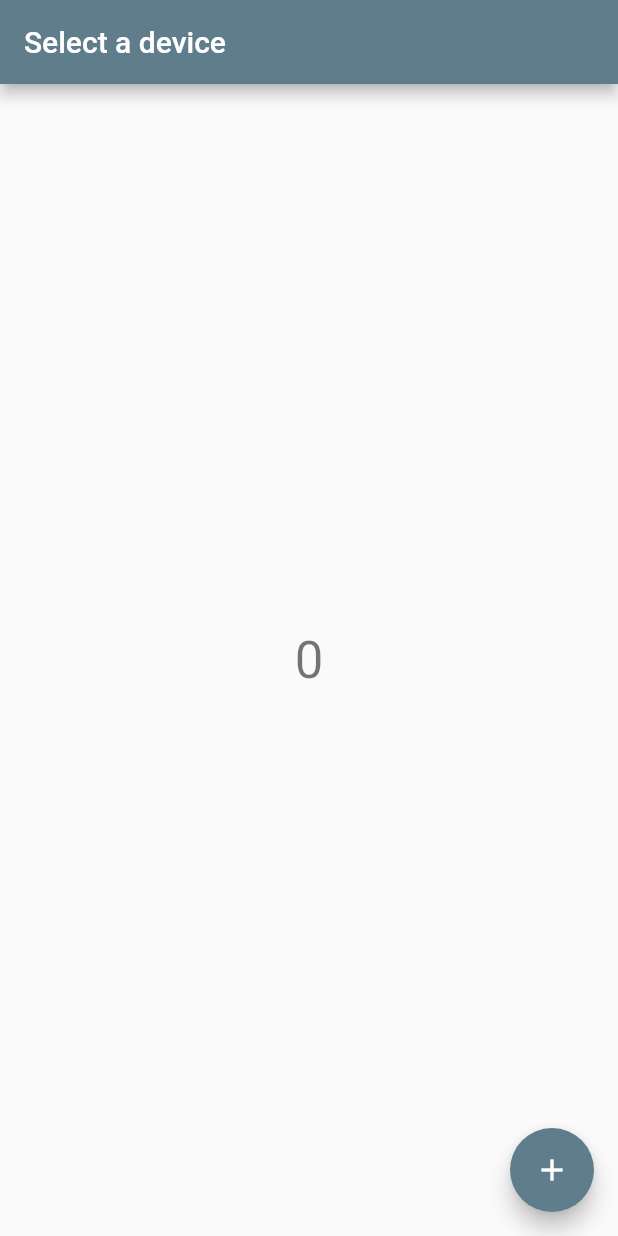
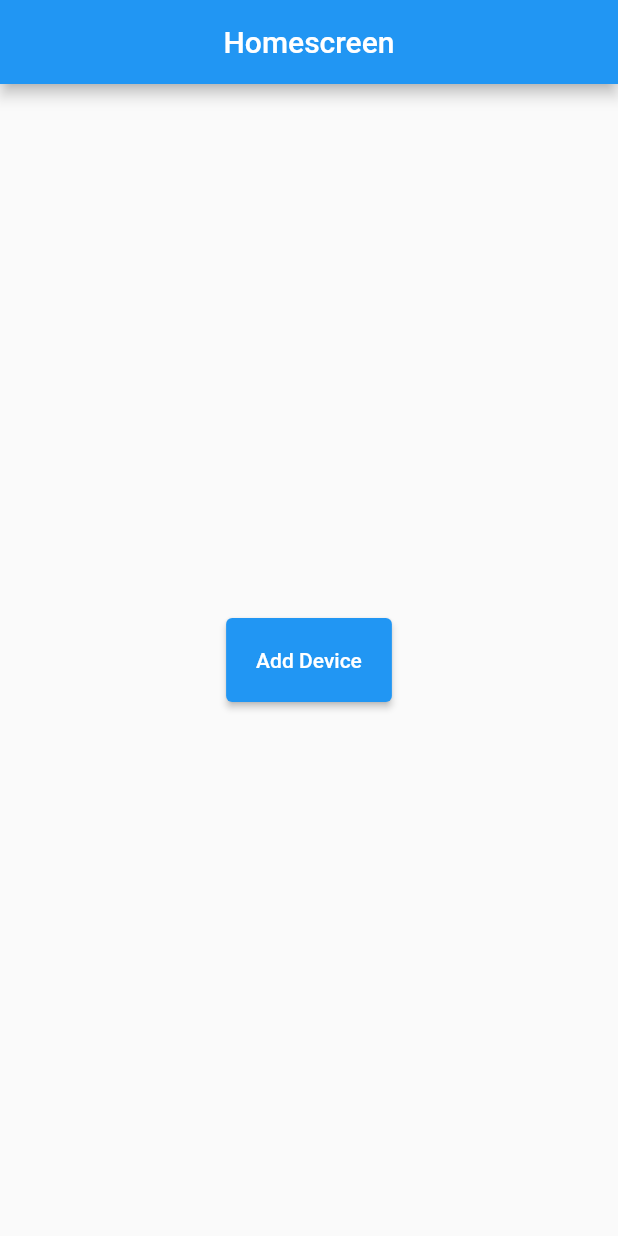
Before and after one commit to mauricego/MLED, a Flutter app: the screen it shows after launch, on a phone screen of 412 x 824 dp. Run offline on Flutter 3.47's test engine with Material 2 defaults, Android fonts, the phone set to English and light mode, and no system bars; our stand-ins replace flutter_blue, permission_handler.

Commit message:
feat: bluetooth connection and sending data and receiving data works

```diff
--- a/lib/main.dart
+++ b/lib/main.dart
@@ -1,4 +1,7 @@
 import 'package:flutter/material.dart';
+import 'package:mled/screens/bluetooth.dart';
+import 'package:mled/screens/home_screen.dart';
+
 
 void main() {
   runApp(const MyApp());
@@ -7,58 +10,8 @@ void main() {
 class MyApp extends StatelessWidget {
   const MyApp({Key? key}) : super(key: key);
 
-  // This widget is the root of your application.
   @override
-  Widget build(BuildContext context) {
-    return MaterialApp(
-      title: 'Flutter Demo',
-      theme: ThemeData(
-        primarySwatch: Colors.blueGrey,
-      ),
-      home: const MyHomePage(title: 'Select a device'),
-    );
-  }
+  Widget build(BuildContext context) => const MaterialApp(
+    home: HomeScreen(),
+  );
 }
-
-class MyHomePage extends StatefulWidget {
-  const MyHomePage({Key? key, required this.title}) : super(key: key);
-  final String title;
-
-  @override
-  State<MyHomePage> createState() => _MyHomePageState();
-}
-
-class _MyHomePageState extends State<MyHomePage> {
-  int _counter = 0;
-
-  void _incrementCounter() {
-    setState(() {
-      _counter++;
-    });
-  }
-
-  @override
-  Widget build(BuildContext context) {
-    return Scaffold(
-      appBar: AppBar(
-        title: Text(widget.title),
-      ),
-      body: Center(
-        child: Column(
-          mainAxisAlignment: MainAxisAlignment.center,
-          children: <Widget>[
-            Text(
-              '$_counter',
-              style: Theme.of(context).textTheme.headline4,
-            ),
-          ],
-        ),
-      ),
-      floatingActionButton: FloatingActionButton(
-        onPressed: _incrementCounter,
-        tooltip: 'Increment',
-        child: const Icon(Icons.add),
-      ), // This trailing comma makes auto-formatting nicer for build methods.
-    );
-  }
-}
--- /dev/null
+++ b/lib/screens/home_screen.dart
@@ -0,0 +1,22 @@
+import 'package:flutter/material.dart';
+
+import 'package:mled/screens/bluetooth.dart';
+
+class HomeScreen extends StatelessWidget {
+  const HomeScreen({Key? key}) : super(key: key);
+
+  @override
+  Widget build(BuildContext context) => Scaffold(
+      appBar: AppBar(
+        title: const Text("Homescreen"),
+        centerTitle: true,
+      ),
+      body: Center(
+          child: ElevatedButton(
+        style: ElevatedButton.styleFrom(padding: const EdgeInsets.all(20)),
+        child: const Text("Add Device"),
+        onPressed: () {
+          Navigator.push(context, MaterialPageRoute(builder: (context) => Bluetooth()));
+        },
+      )));
+}
--- a/pubspec.yaml
+++ b/pubspec.yaml
@@ -35,6 +35,7 @@ dependencies:
   # The following adds the Cupertino Icons font to your application.
   # Use with the CupertinoIcons class for iOS style icons.
   cupertino_icons: ^1.0.2
+  permission_handler: ^8.3.0
 
 dev_dependencies:
   flutter_test:
```
Also changed, not shown: lib/screens/bluetooth.dart (added, +187 -0 lines), pubspec.lock, 2 other files.
